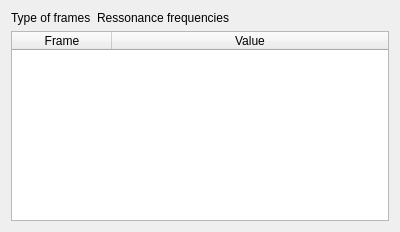
Before: the Qt Designer form src/Mod/Fem/Gui/TaskPostFrames.ui in southseact-3d/fcd, drawn with Qt 5.
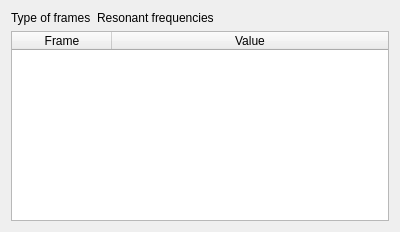
After: the same form once the commit is applied.

Diff of the .ui file:
```diff
--- a/src/Mod/Fem/Gui/TaskPostFrames.ui
+++ b/src/Mod/Fem/Gui/TaskPostFrames.ui
@@ -38,7 +38,7 @@
      <item row="0" column="1">
       <widget class="QLabel" name="Type">
        <property name="text">
-        <string>Ressonance frequencies</string>
+        <string>Resonant frequencies</string>
        </property>
       </widget>
      </item>
```
